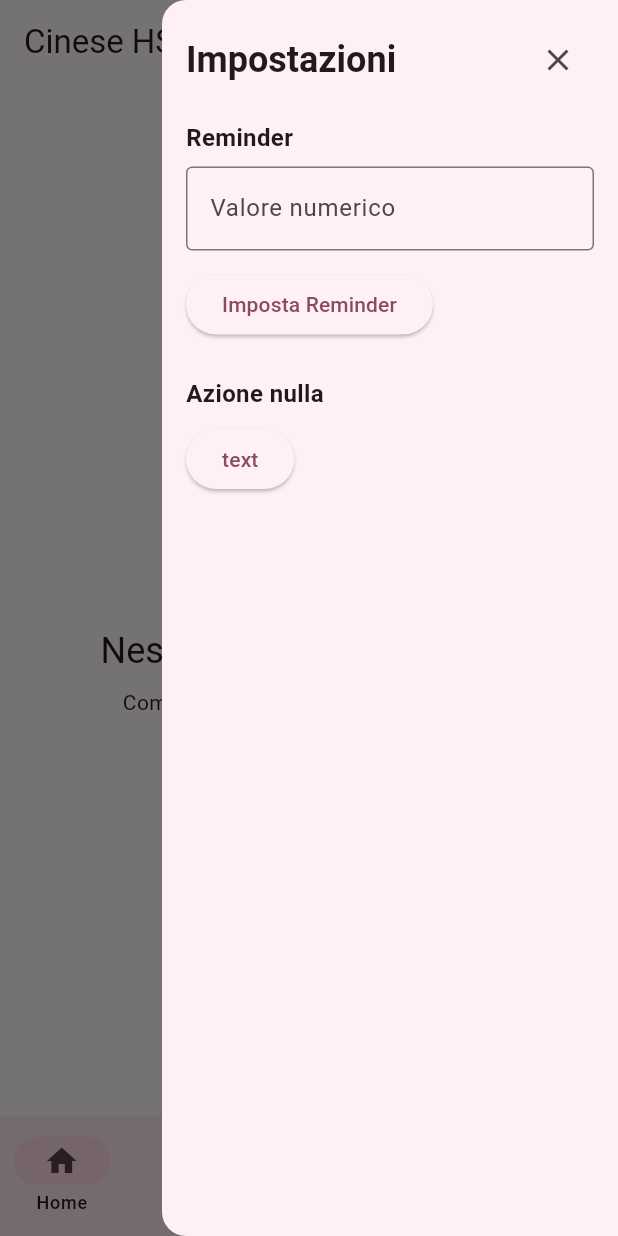
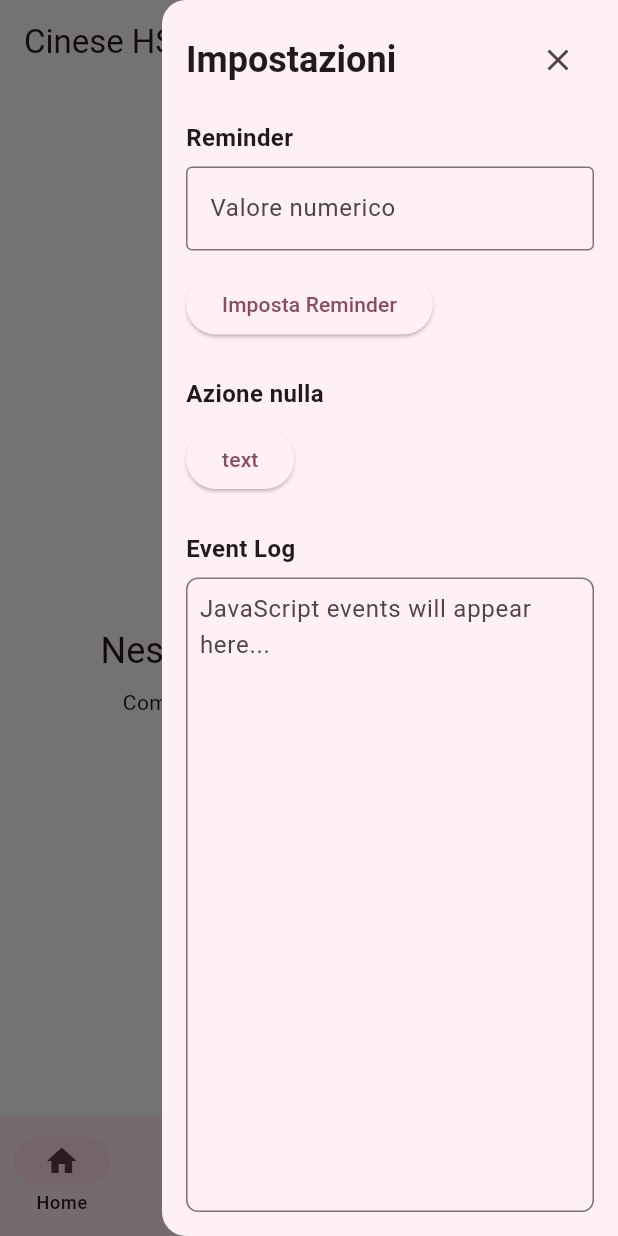
Before and after one commit to antoninobajeli/quiz_cinese, a Flutter app: the screen it shows after launch, after a tap on the "settings" icon, on a phone screen of 412 x 824 dp. Run offline on Flutter 3.47's test engine with Material 3 defaults, Android fonts, the phone set to English and light mode, and no system bars; our stand-ins replace audioplayers, confetti, flutter_svg, package_info_plus, shared_preferences, web; missing offline and left inert: dart:js_interop, easy_notifications, web_haptics; statements that could not run were skipped.

Commit message:
v0.1.14 riattivazione funzione

```diff
--- a/lib/home_page.dart
+++ b/lib/home_page.dart
@@ -35,6 +35,7 @@ class _QuizHomePageState extends State<QuizHomePage> {
   AllQuestionsSortOption _allQuestionsSort = AllQuestionsSortOption.ratio;
   final GlobalKey<ScaffoldState> _scaffoldKey = GlobalKey<ScaffoldState>();
   final TextEditingController _reminderController = TextEditingController();
+  final TextEditingController _eventLogController = TextEditingController();
   int? _reminderValue;
   late ConfettiController _confettiController;
   late AudioPlayer _audioPlayer;
@@ -47,9 +48,37 @@ class _QuizHomePageState extends State<QuizHomePage> {
     _confettiController =
         ConfettiController(duration: const Duration(seconds: 1));
     _audioPlayer = AudioPlayer();
+    _registerJavaScriptEventListener();
     requestNotificationPermission();
 
+  }
 
+  void _registerJavaScriptEventListener() {
+    final document = web.window.document;
+    web.window.addEventListener('click', ((web.Event event) {
+      _addEventLog('click: ${(event.target as web.Element?)?.tagName}');
+    }).toJS);
+    web.window.addEventListener('keydown', ((web.Event event) {
+      final keyEvent = event as web.KeyboardEvent;
+      _addEventLog('keydown: ${keyEvent.key}');
+    }).toJS);
+
+    web.window.addEventListener('message', ((web.Event event) {
+      _addEventLog(event.toString());
+    }).toJS);
+  }
+
+  void _addEventLog(String message) {
+    if (mounted) {
+      setState(() {
+        final timestamp = DateTime.now().toIso8601String();
+        _eventLogController.text = '[$timestamp] $message\n' + _eventLogController.text;
+        if (_eventLogController.text.split('\n').length > 100) {
+          final lines = _eventLogController.text.split('\n');
+          _eventLogController.text = lines.take(100).join('\n');
+        }
+      });
+    }
   }
 
   void requestNotificationPermission() async {
@@ -80,6 +109,7 @@ class _QuizHomePageState extends State<QuizHomePage> {
     _audioPlayer.dispose();
     _answerController.dispose();
     _reminderController.dispose();
+    _eventLogController.dispose();
     super.dispose();
   }
 
@@ -307,9 +337,36 @@ class _QuizHomePageState extends State<QuizHomePage> {
               const SizedBox(height: 8),
               ElevatedButton(
                 onPressed: () {
-                  globalContext.callMethod("registerPeriodicSync" as JSAny);
+                  globalContext.callMethod('registerPeriodicSync' as JSAny);
                 },
                 child: const Text('text'),
+              ),
+              const SizedBox(height: 24),
+              const Text(
+                'Event Log',
+                style: TextStyle(fontSize: 16, fontWeight: FontWeight.w600),
+              ),
+              const SizedBox(height: 8),
+              Expanded(
+                child: Container(
+                  decoration: BoxDecoration(
+                    border: Border.all(
+                      color: Theme.of(context).colorScheme.outline,
+                    ),
+                    borderRadius: BorderRadius.circular(8),
+                  ),
+                  child: TextField(
+                    controller: _eventLogController,
+                    readOnly: true,
+                    maxLines: null,
+                    expands: true,
+                    decoration: const InputDecoration(
+                      hintText: 'JavaScript events will appear here...',
+                      border: InputBorder.none,
+                      contentPadding: EdgeInsets.all(8),
+                    ),
+                  ),
+                ),
               ),
             ],
           ),
--- a/pubspec.yaml
+++ b/pubspec.yaml
@@ -1,7 +1,7 @@
 name: quizcinese
 description: Un semplice generatore di Quiz basati su domande memorizzate una base di conoscenza di parole e caratteri cinesi JSON.
 publish_to: 'none'
-version: 0.1.13+1
+version: 0.1.14+1
 
 environment:
   sdk: '>=3.0.0 <4.0.0'
```
Also changed, not shown: 1 other file.
